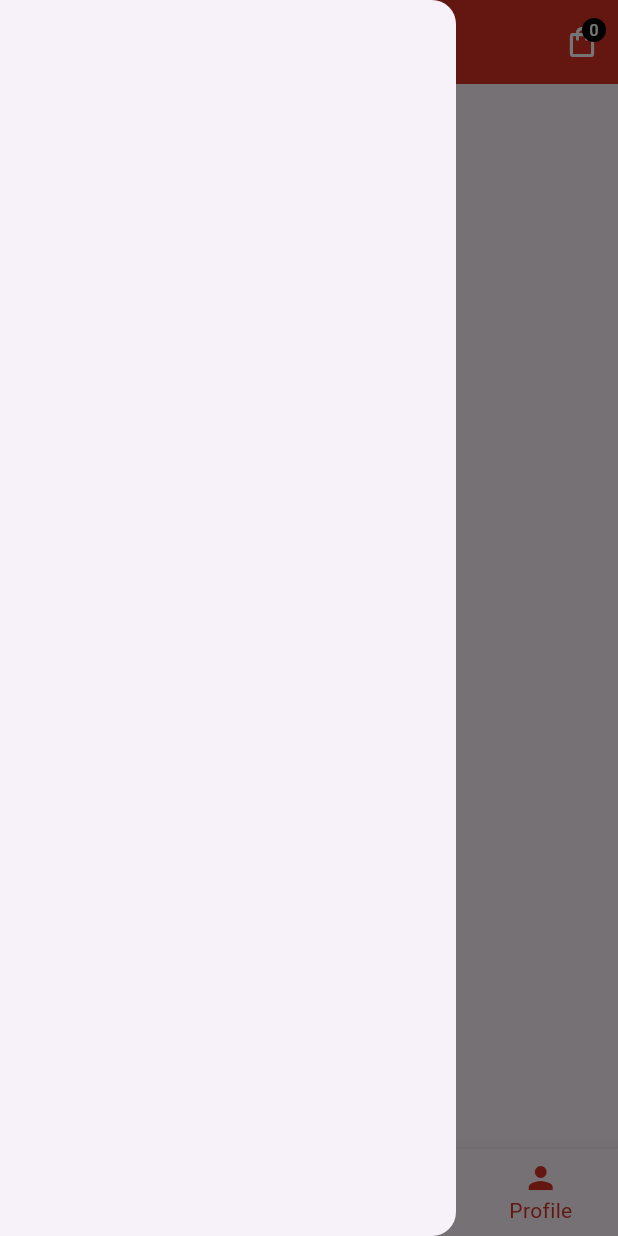
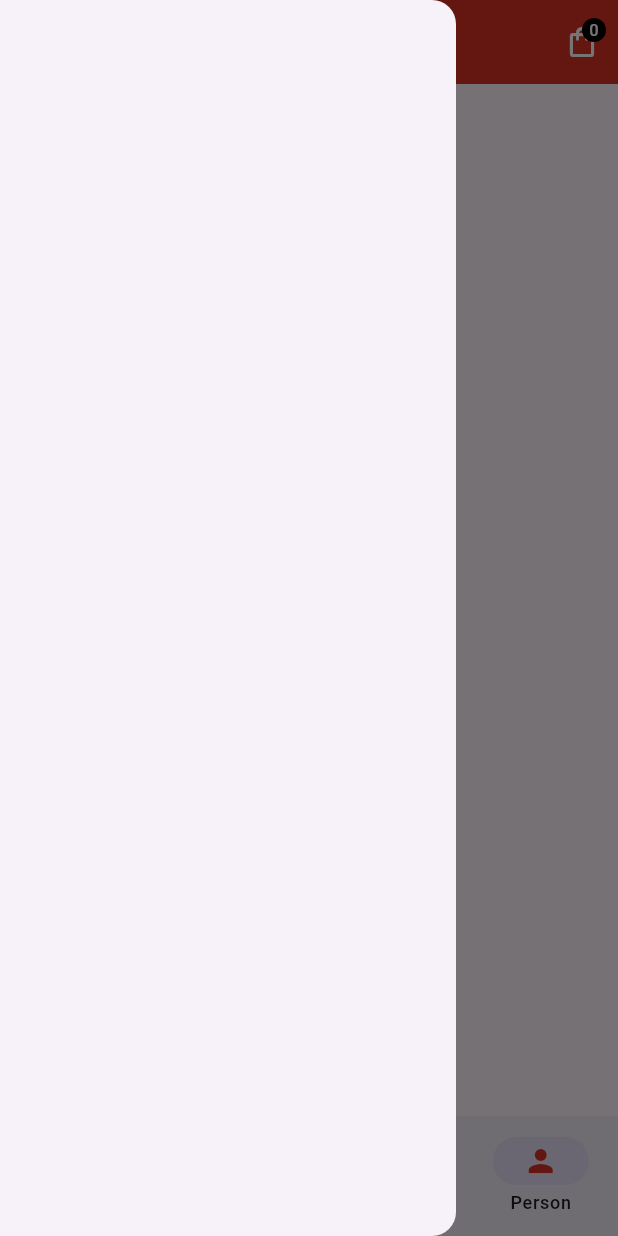
Before and after one commit to armaan277/PRODUCT-APP, a Flutter app: the screen it shows after launch, item 4 of the bottom bar chosen, with the side drawer open, on a phone screen of 412 x 824 dp. Run offline on Flutter 3.47's test engine with Material 3 defaults, Android fonts, the phone set to English and light mode, and no system bars; our stand-ins replace dots_indicator; network calls fail.

Commit message:
favorite logic implementation and create new NavigationBar and Refactor code!!!

```diff
--- a/lib/widgets/bottom_navigation_bar.dart
+++ b/lib/widgets/bottom_navigation_bar.dart
@@ -18,11 +18,11 @@ class BottomNavigation extends StatefulWidget {
 class _BottomNavigationState extends State<BottomNavigation> {
   int selectedIndex = 0;
 
-  void selectedIndexWidget(int index) {
-    setState(() {
-      selectedIndex = index;
-    });
-  }
+  // void selectedIndexWidget(int index) {
+  //   setState(() {
+  //     selectedIndex = index;
+  //   });
+  // }
 
   @override
   void initState() {
@@ -61,58 +61,108 @@ class _BottomNavigationState extends State<BottomNavigation> {
         iconTheme: const IconThemeData(color: Colors.white),
       ),
       drawer: const Drawer(),
-      body: selectedWidget(selectedIndex),
-      bottomNavigationBar: BottomNavigationBar(
-        onTap: selectedIndexWidget,
-        type: BottomNavigationBarType.fixed,
-        currentIndex: selectedIndex,
-        selectedItemColor: AppColor.appColor,
-        unselectedItemColor: Colors.grey,
-        items: const [
-          BottomNavigationBarItem(
-            icon: Icon(
+      body: IndexedStack(
+        index: selectedIndex,
+        children: [
+          HomeScreen(),
+          ShopScreen(),
+          FavouriteScreen(),
+          ProfileScreen(),
+        ],
+      ),
+      bottomNavigationBar: NavigationBar(
+        selectedIndex: selectedIndex,
+        onDestinationSelected: (value) {
+          selectedIndex = value;
+          setState(() {});
+        },
+        destinations: [
+          NavigationDestination(
+            icon: Icon(Icons.home),
+            label: 'Home',
+            selectedIcon: Icon(
               Icons.home,
-            ),
-            label: 'Home',
-          ),
-          BottomNavigationBarItem(
-            label: 'Shop',
-            icon: Badge(
-              label: Text('0'),
-              child: Icon(
-                Icons.shopping_cart,
-              ),
+              color: AppColor.appColor,
             ),
           ),
-          BottomNavigationBarItem(
-            icon: Icon(
+          NavigationDestination(
+            icon: Icon(Icons.shopping_cart),
+            label: 'Shop',
+            selectedIcon: Icon(
+              Icons.shopping_cart,
+              color: AppColor.appColor,
+            ),
+          ),
+          NavigationDestination(
+            icon: Icon(Icons.favorite),
+            label: 'Favorite',
+            selectedIcon: Icon(
               Icons.favorite,
+              color: AppColor.appColor,
             ),
-            label: 'favourites',
           ),
-          BottomNavigationBarItem(
-            label: 'Profile',
-            icon: Icon(
+          NavigationDestination(
+            icon: Icon(Icons.person),
+            label: 'Person',
+            selectedIcon: Icon(
               Icons.person,
+              color: AppColor.appColor,
             ),
           ),
         ],
       ),
+
+      // bottomNavigationBar: BottomNavigationBar(
+      //   onTap: selectedIndexWidget,
+      //   type: BottomNavigationBarType.fixed,
+      //   currentIndex: selectedIndex,
+      //   selectedItemColor: AppColor.appColor,
+      //   unselectedItemColor: Colors.grey,
+      //   items: const [
+      //     BottomNavigationBarItem(
+      //       icon: Icon(
+      //         Icons.home,
+      //       ),
+      //       label: 'Home',
+      //     ),
+      //     BottomNavigationBarItem(
+      //       label: 'Shop',
+      //       icon: Badge(
+      //         label: Text('0'),
+      //         child: Icon(
+      //           Icons.shopping_cart,
+      //         ),
+      //       ),
+      //     ),
+      //     BottomNavigationBarItem(
+      //       icon: Icon(
+      //         Icons.favorite,
+      //       ),
+      //       label: 'favourites',
+      //     ),
+      //     BottomNavigationBarItem(
+      //       label: 'Profile',
+      //       icon: Icon(
+      //         Icons.person,
+      //       ),
+      //     ),
+      //   ],
+      // ),
     );
   }
 
-  Widget selectedWidget(int index) {
-    switch (index) {
-      case 0:
-        return const HomeScreen();
-      case 1:
-        return const ShopScreen();
-      case 2:
-        return const FavouriteScreen();
-      case 3:
-        return const ProfileScreen();
-      default:
-        return const Text('Default');
-    }
-  }
+  // Widget selectedWidget(int index) {
+  //   switch (index) {
+  //     case 0:
+  //       return const HomeScreen();
+  //     case 1:
+  //       return const ShopScreen();
+  //     case 2:
+  //       return const FavouriteScreen();
+  //     case 3:
+  //       return const ProfileScreen();
+  //     default:
+  //       return const Text('Default');
+  //   }
+  // }
 }
```
Also changed, not shown: lib/product_provider/product_provider.dart (+9 -0 lines), lib/screens/favourite_screen.dart (+12 -2 lines), lib/screens/home_screen.dart (+4 -7 lines), lib/screens/product_bag_screen.dart (+11 -14 lines), lib/screens/product_info_screen.dart (+17 -6 lines).
